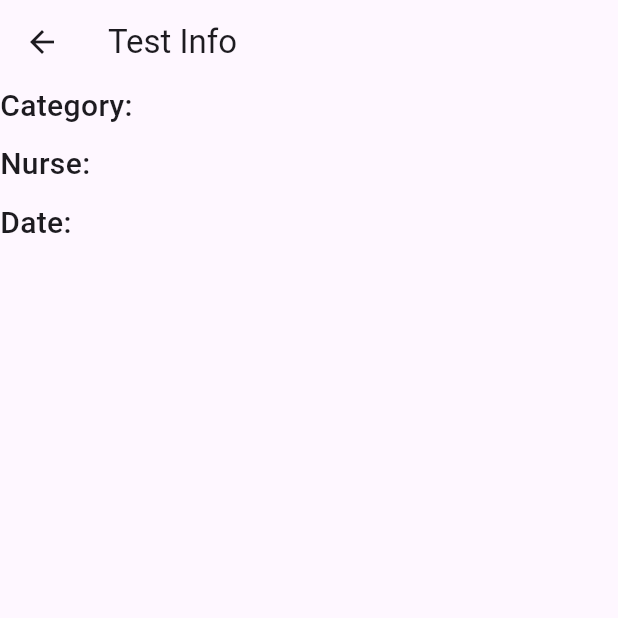
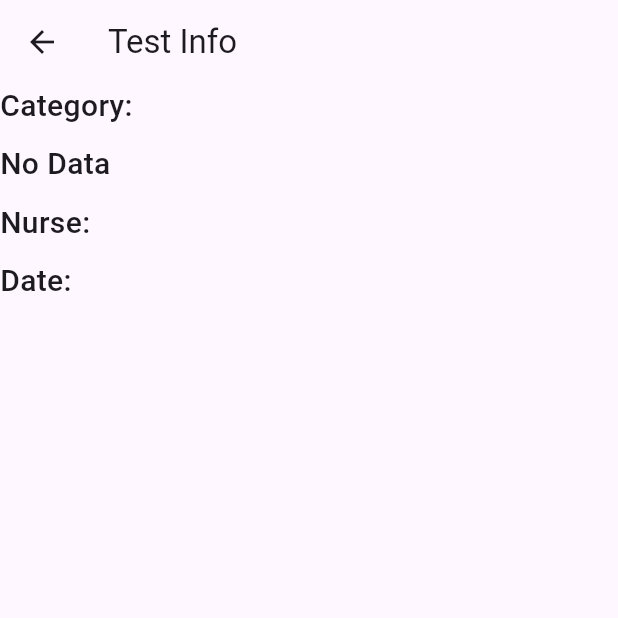
Before and after one commit to helenyuhhh/SenCare-flutter-, a Flutter app: the TestInfo screen opened directly with empty values, on a phone screen of 412 x 824 dp, the top half of it. Run offline on Flutter 3.47's test engine with Material 3 defaults, Android fonts, the phone set to English and light mode, and no system bars; our stand-ins replace flutter_datetime_picker_plus, flutter_slidable; network calls fail.

Commit message:
Able to display the test info

```diff
--- a/lib/testInfoScreen.dart
+++ b/lib/testInfoScreen.dart
@@ -1,3 +1,4 @@
+import 'package:flutter/foundation.dart';
 import 'package:flutter/material.dart';
 import 'package:http/http.dart';
 import 'package:sencare/networkingManager.dart';
@@ -17,6 +18,7 @@ class TestInfo extends StatefulWidget{
 class _TextInfoState extends State<TestInfo> {
   var testObject = TestObject(Reading(0,0,0.0,0,0), "", "", "", "", "", "");
   final NetworkingManager _networkingManager = NetworkingManager();
+  var testName = "";
   Future getTestById(String patientId, String testId) async{
     testObject = await _networkingManager.getTestById(patientId, testId);
     print('patientid IN INFO PAGE: ${widget.patientId}');
@@ -25,6 +27,22 @@ class _TextInfoState extends State<TestInfo> {
     print('test reading: ${testObject.reading.bloodOxygen}');
     return testObject;
   }
+  String _testValue(){
+    switch(testObject.category){
+      case 'Respiratory Rate':
+        return 'Respiratory rate:  ${testObject.reading.respiratory}';
+      case 'Blood Oxygen Level':
+        return 'Blood Oxygen Level:  ${testObject.reading.bloodOxygen}';
+      case 'Blood Pressure':
+        return 'Systolic:  ${testObject.reading.systolic} \nDiastolic:  ${testObject.reading.diastolic}';
+      case 'Heartbeat Rate':
+        return 'Heartbeat Rate:  ${testObject.reading.heartBeat}';
+      default:
+        return "No Data";
+
+    }
+  }
+  // void assignTest(){}
   @override
   Widget build(BuildContext context) {
 
@@ -50,6 +68,18 @@ class _TextInfoState extends State<TestInfo> {
                       Text(testObject.category,
                       style: TextStyle(fontSize: 20, fontWeight: FontWeight.w500),
                   ),
+                ),
+              ],
+            ),
+            SizedBox(
+              height: 10,
+            ),
+            Row(
+              mainAxisAlignment: MainAxisAlignment.start,
+              children: [
+                Text(
+                  _testValue(),
+                  style: TextStyle(fontSize: 20, fontWeight: FontWeight.w500),
                 ),
               ],
             ),
```
